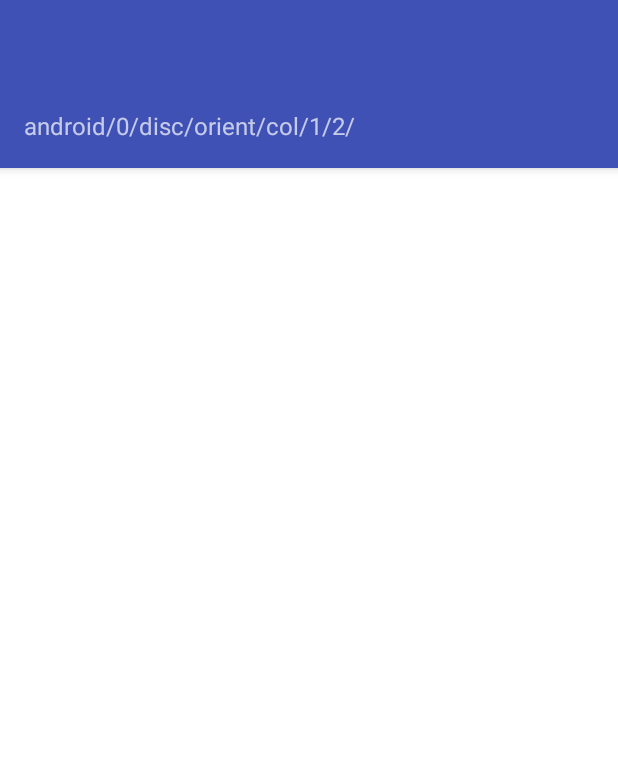
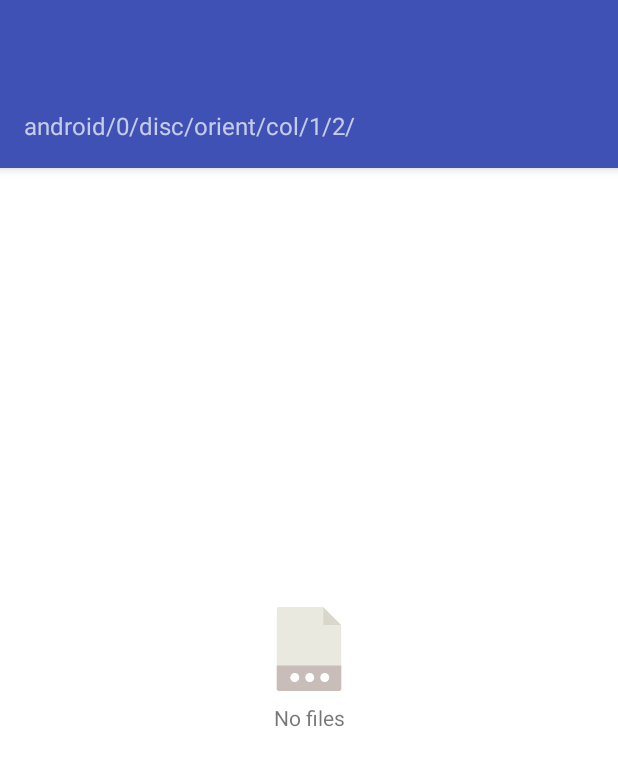
Before and after one commit to Capotasto/Capo-Filer-Android, an Android app: the layout activity_main.xml on its own in the app's theme, with its tools: preview values and no code run, on a phone screen of 412 x 824 dp. Shown: the top 766 px of the screen. Run offline under Robolectric (Android 15) with nearby library versions, the phone set to English and light mode, and no system bars.

Commit message:
Added no files UI

```diff
--- a/app/src/main/java/com/funckyhacker/fileexplorer/MainViewModel.java
+++ b/app/src/main/java/com/funckyhacker/fileexplorer/MainViewModel.java
@@ -23,4 +23,6 @@ public abstract class MainViewModel extends BaseObservable {
   public abstract void setFilesToList(@NonNull File file);
 
   public abstract void popItem();
+
+  @Bindable public abstract boolean isNoFiles();
 }
--- a/app/src/main/java/com/funckyhacker/fileexplorer/MainViewModelImpl.java
+++ b/app/src/main/java/com/funckyhacker/fileexplorer/MainViewModelImpl.java
@@ -14,6 +14,7 @@ public class MainViewModelImpl extends MainViewModel {
   private MainAdapter adapter;
   private String currentPath;
   private PageManger pageManger;
+  private boolean isNoFiles;
 
   @Inject
   public MainViewModelImpl(PageManger pageManger) {
@@ -27,6 +28,7 @@ public class MainViewModelImpl extends MainViewModel {
   }
 
   @Override public void setData(@Nullable List<File> files) {
+    setNofiles(files == null || files.isEmpty());
     adapter.setData(files);
   }
 
@@ -64,4 +66,13 @@ public class MainViewModelImpl extends MainViewModel {
     File file = new File(getCurrentPath());
     setData(Arrays.asList(file.listFiles()));
   }
+
+  @Override public boolean isNoFiles() {
+    return isNoFiles;
+  }
+
+  public void setNofiles(boolean noFiles) {
+    isNoFiles = noFiles;
+    notifyPropertyChanged(BR.noFiles);
+  }
 }
--- a/app/src/main/res/layout/activity_main.xml
+++ b/app/src/main/res/layout/activity_main.xml
@@ -6,6 +6,8 @@
     >
 
     <data>
+
+        <import type="android.view.View"/>
 
         <variable
             name="viewModel"
@@ -48,6 +50,7 @@
                     android:layout_width="match_parent"
                     android:layout_height="wrap_content"
                     android:orientation="vertical"
+                    android:background="@color/colorPrimary"
                     app:layout_scrollFlags="enterAlways"
                     >
 
@@ -66,16 +69,58 @@
 
             </android.support.design.widget.AppBarLayout>
 
+            <android.support.constraint.ConstraintLayout
+                android:layout_width="match_parent"
+                android:layout_height="match_parent"
+                android:visibility="@{viewModel.noFiles ? View.VISIBLE : View.GONE}"
+                app:layout_behavior="@string/appbar_scrolling_view_behavior"
+                >
+
+                <ImageView
+                    android:id="@+id/imageView"
+                    android:layout_width="wrap_content"
+                    android:layout_height="wrap_content"
+                    android:layout_centerInParent="true"
+                    android:layout_marginEnd="@dimen/element_spacing_normal"
+                    android:layout_marginStart="@dimen/element_spacing_normal"
+                    android:layout_marginBottom="@dimen/element_spacing_normal"
+                    android:src="@drawable/ic_unknown"
+                    app:layout_constraintStart_toStartOf="parent"
+                    app:layout_constraintEnd_toEndOf="parent"
+                    app:layout_constraintBottom_toTopOf="@+id/textView"
+                    />
+
+                <TextView
+                    android:id="@+id/textView"
+                    android:layout_width="wrap_content"
+                    android:layout_height="wrap_content"
+                    android:text="@string/no_files"
+                    android:layout_marginEnd="@dimen/element_spacing_normal"
+                    android:layout_marginStart="@dimen/element_spacing_normal"
+                    android:layout_marginBottom="8dp"
+                    app:layout_constraintEnd_toEndOf="parent"
+                    app:layout_constraintStart_toStartOf="parent"
+                    app:layout_constraintBottom_toTopOf="@+id/guideline"
+                    />
+
+                <android.support.constraint.Guideline
+                    android:orientation="horizontal"
+                    android:layout_width="wrap_content"
+                    android:layout_height="wrap_content"
+                    android:id="@+id/guideline"
+                    app:layout_constraintGuide_percent="0.5"
+                    />
+
+            </android.support.constraint.ConstraintLayout>
+
             <android.support.v7.widget.RecyclerView
                 android:id="@+id/list_view"
                 android:layout_width="match_parent"
                 android:layout_height="match_parent"
+                android:visibility="@{viewModel.noFiles ? View.GONE : View.VISIBLE}"
                 app:layoutManager="android.support.v7.widget.LinearLayoutManager"
                 app:layout_behavior="@string/appbar_scrolling_view_behavior"
-                app:layout_constraintTop_toBottomOf="@+id/tool_bar"
-                app:layout_constraintBottom_toBottomOf="parent"
-                app:layout_constraintStart_toStartOf="parent"
-                app:layout_constraintEnd_toEndOf="parent"
+                tools:visibility="gone"
                 />
 
         </android.support.design.widget.CoordinatorLayout>
--- a/app/src/main/res/values/strings.xml
+++ b/app/src/main/res/values/strings.xml
@@ -9,5 +9,6 @@
 
     <string name="permission_storage_denied">Storage access permissions were denied. Please consider granting it in order to access your data!</string>
     <string name="permission_storage_never_ask_again">Storage access permissions were denied with never ask again.</string>
+    <string name="no_files">No files</string>
 
 </resources>
```
